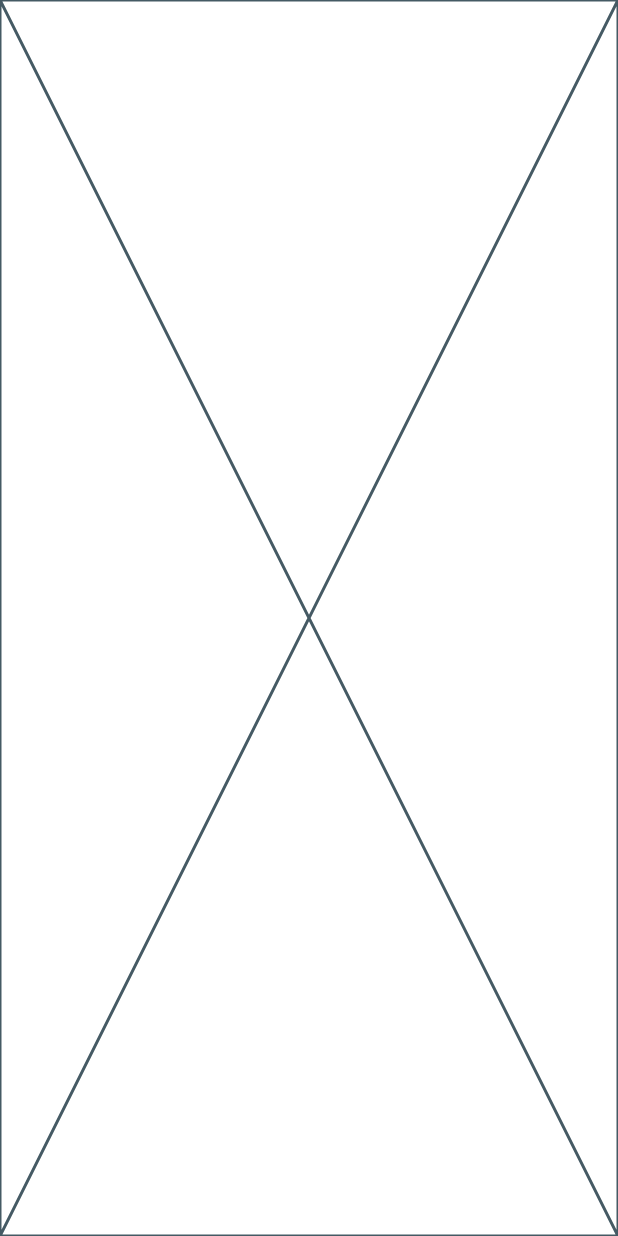
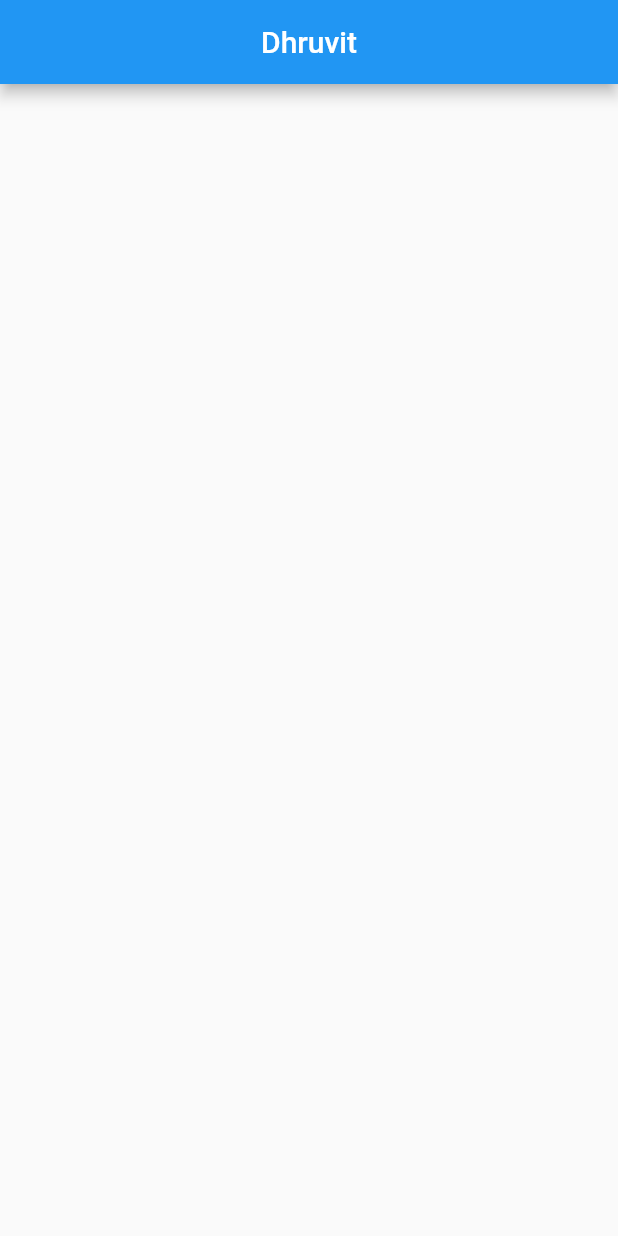
Before and after one commit to DhuliAndani/food_ninja_app, a Flutter app: the screen it shows after launch, on a phone screen of 412 x 824 dp. Run offline on Flutter 3.47's test engine with Material 2 defaults, Android fonts, the phone set to English and light mode, and no system bars.

Commit message:
dhruvit
order details screen

```diff
--- /dev/null
+++ b/lib/dhruvit/order_details_screen.dart
@@ -0,0 +1,22 @@
+import 'package:flutter/material.dart';
+import 'package:flutter/src/widgets/container.dart';
+import 'package:flutter/src/widgets/framework.dart';
+
+class OrderDetailsScreen extends StatefulWidget {
+  const OrderDetailsScreen({super.key});
+
+  @override
+  State<OrderDetailsScreen> createState() => _OrderDetailsScreenState();
+}
+
+class _OrderDetailsScreenState extends State<OrderDetailsScreen> {
+  @override
+  Widget build(BuildContext context) {
+    return Scaffold(
+      appBar: AppBar(
+        title: const Text('Dhruvit'),
+        centerTitle: true,
+      ),
+    );
+  }
+}
--- a/lib/main.dart
+++ b/lib/main.dart
@@ -1,6 +1,6 @@
 import 'package:flutter/material.dart';
 
-import 'dhuli/splash_screen.dart';
+import 'dhruvit/order_details_screen.dart';
 
 void main() {
   runApp(const MyApp());
@@ -18,7 +18,7 @@ class MyApp extends StatelessWidget {
 
         primarySwatch: Colors.blue,
       ),
-      home: const SplashScreen(),
+      home: const OrderDetailsScreen(),
     );
   }
 }
```
